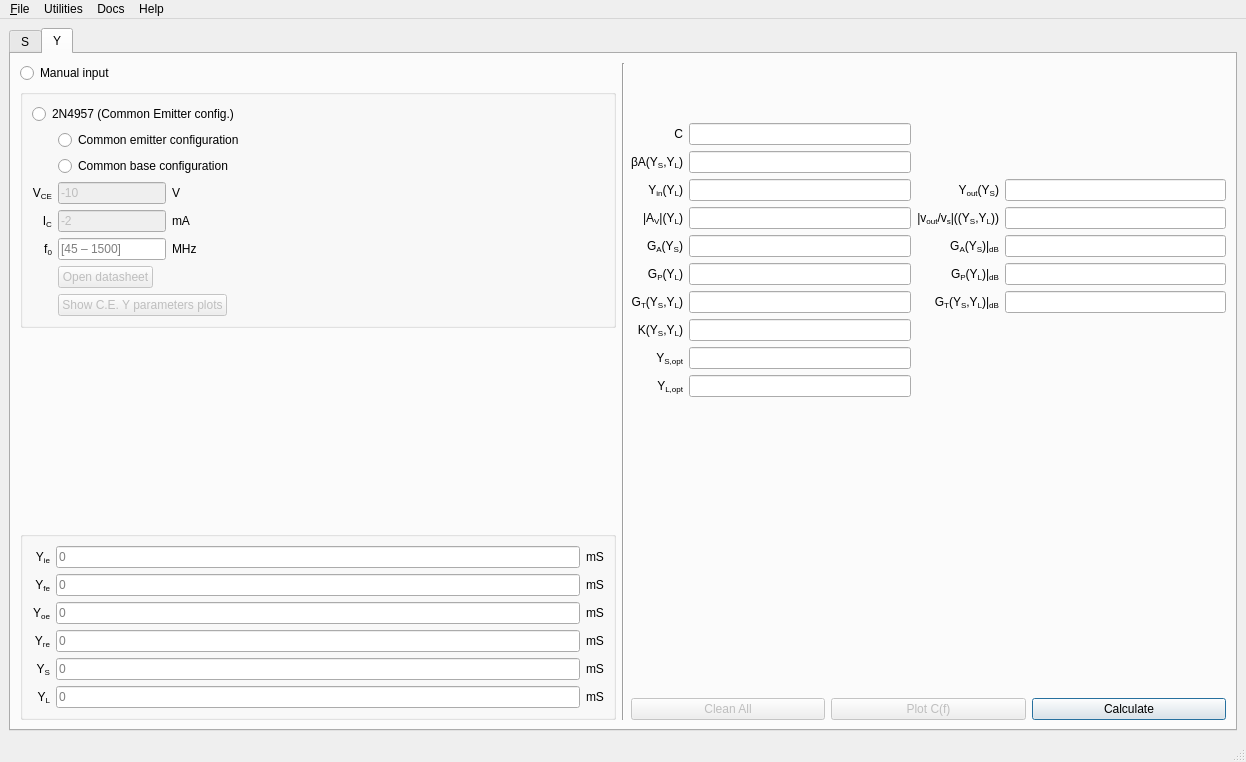
Qt form syRF/ui/mainwindow.ui (urbanij/syRF-cpp) before a commit.
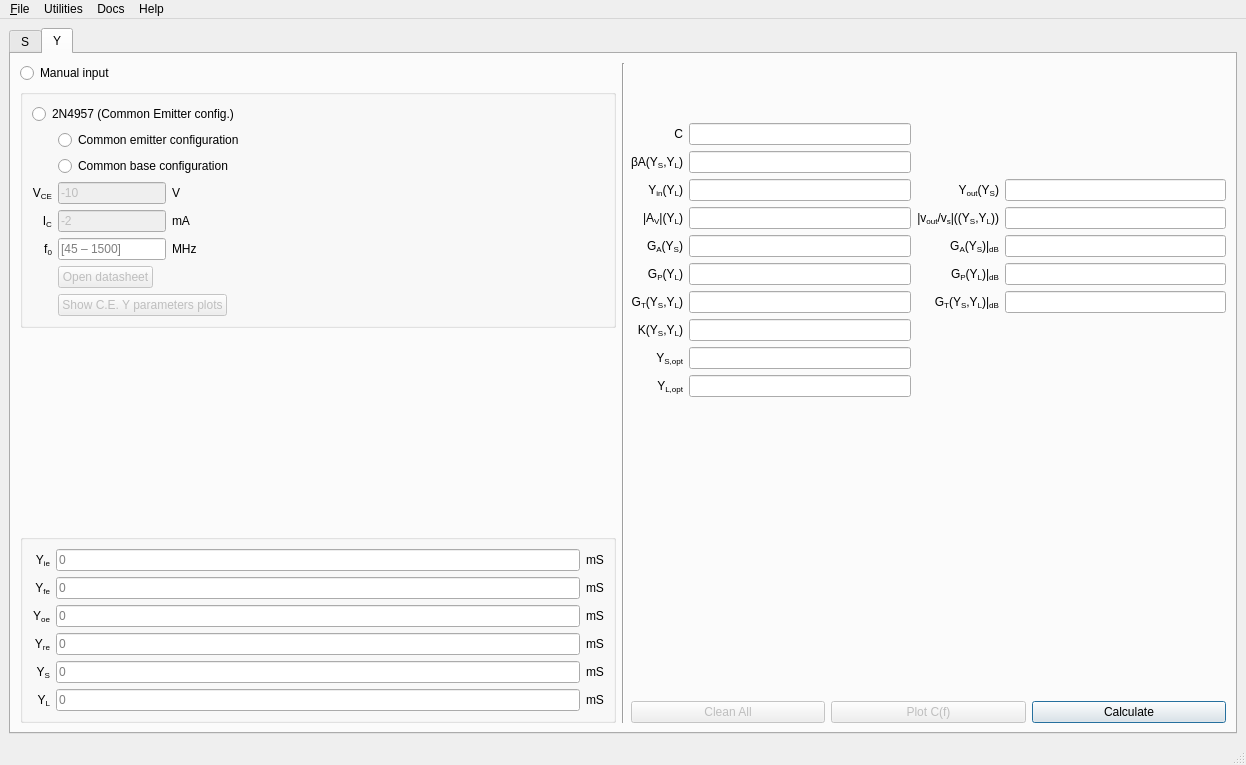
The same form after that commit. The open tabs and pages were chosen to show the change.

Commit message: done some major cleaning in Y calculation tab.

Patch:
```diff
--- a/syRF/ui/mainwindow.ui
+++ b/syRF/ui/mainwindow.ui
@@ -8,7 +8,7 @@
     <x>0</x>
     <y>0</y>
     <width>1246</width>
-    <height>762</height>
+    <height>765</height>
    </rect>
   </property>
   <property name="windowTitle">
```
Left out of the diff: 4 changed lines with no effect on the pictures. The commit also changes 2 other files.
